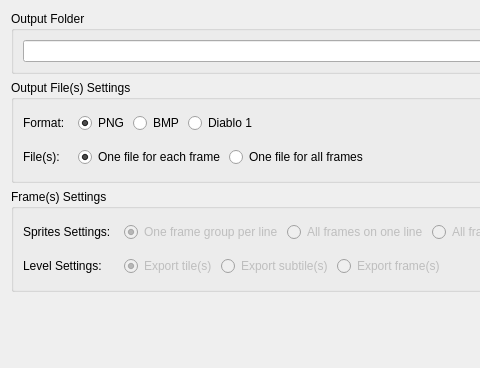
Before: the Qt Designer form source/exportdialog.ui in diasurgical/d1-graphics-tool, drawn with Qt 5; both pictures show x 0 to 480 and y 0 to 368 of the 797 by 368 pixel window.
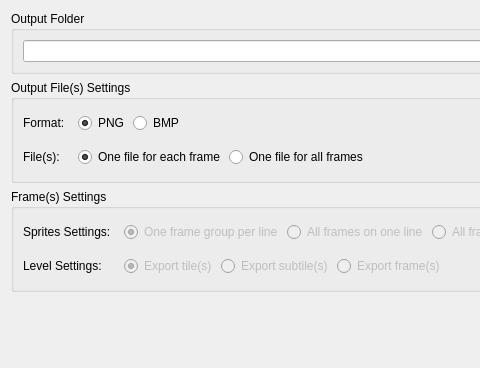
After: the same form once the commit is applied.

What changed in the file:
```diff
--- a/source/exportdialog.ui
+++ b/source/exportdialog.ui
@@ -144,16 +144,6 @@
            </attribute>
           </widget>
          </item>
-         <item>
-          <widget class="QRadioButton" name="diabloButton">
-           <property name="text">
-            <string>Diablo 1</string>
-           </property>
-           <attribute name="buttonGroup">
-            <string notr="true">outputFilesFormatButtonGroup</string>
-           </attribute>
-          </widget>
-         </item>
          <item>
           <spacer name="filesHorizontalSpacer">
            <property name="orientation">
```
